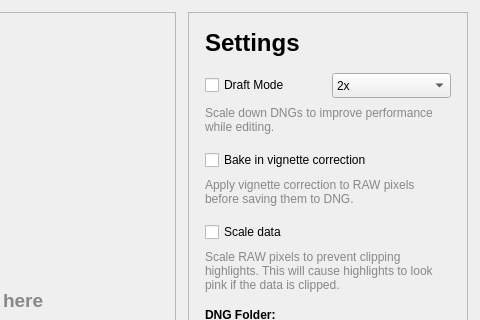
The window that ui/mainwindow.ui (xtrul/motioncam-fs) describes before a commit, drawn with Qt 5; both pictures show x 320 to 800 and y 0 to 320 of the 800 by 600 pixel window.
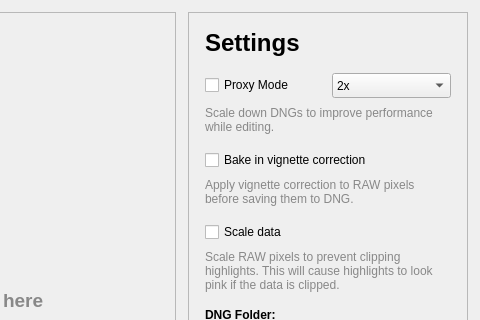
The same window after the commit.

```diff
--- a/ui/mainwindow.ui
+++ b/ui/mainwindow.ui
@@ -171,7 +171,7 @@
            <item>
             <widget class="QCheckBox" name="draftModeCheckBox">
              <property name="text">
-              <string>Draft Mode</string>
+              <string>Proxy Mode</string>
              </property>
             </widget>
            </item>
```
